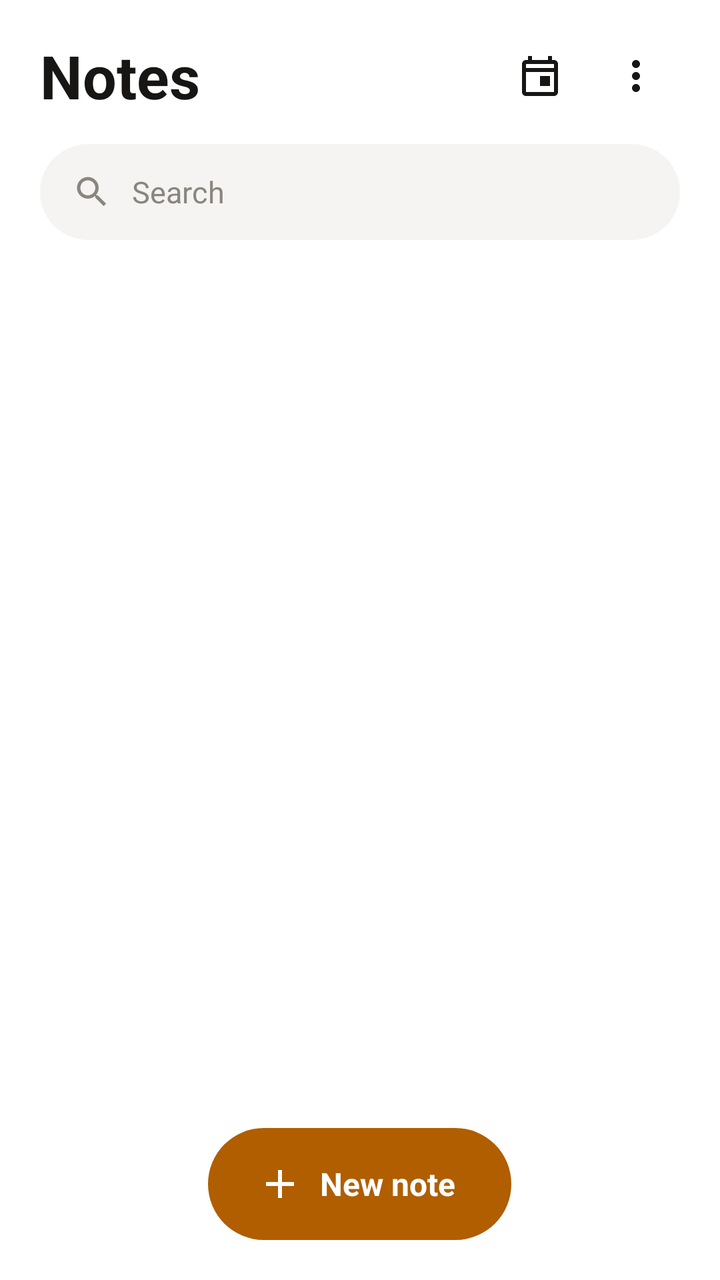
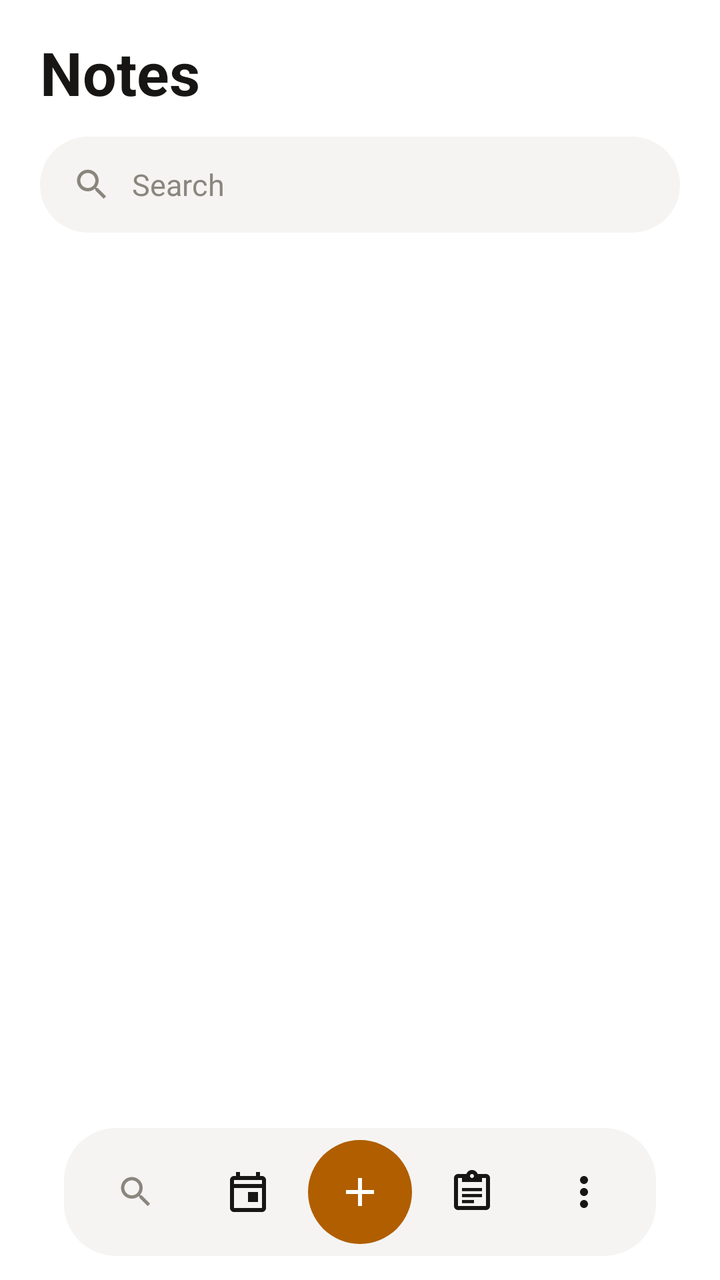

Compare the two renders of this Android layout. The source of the first and the diff that turns it into the second are given below.
<!-- AndroidManifest.xml: application theme Theme.Notlar -->
<!-- res/layout/activity_main.xml -->
<?xml version="1.0" encoding="utf-8"?>
<LinearLayout xmlns:android="http://schemas.android.com/apk/res/android"
    android:layout_width="match_parent"
    android:layout_height="match_parent"
    android:orientation="vertical"
    android:fitsSystemWindows="true">

    <LinearLayout
        android:layout_width="match_parent"
        android:layout_height="wrap_content"
        android:orientation="vertical"
        android:paddingLeft="20dp"
        android:paddingRight="20dp">

        <FrameLayout
            android:layout_width="match_parent"
            android:layout_height="wrap_content"
            android:paddingTop="16dp">

            <LinearLayout
                android:id="@+id/baslikCubugu"
                android:layout_width="match_parent"
                android:layout_height="wrap_content"
                android:gravity="center_vertical"
                android:orientation="horizontal">

                <TextView
                    android:id="@+id/baslik"
                    android:layout_width="0dp"
                    android:layout_height="wrap_content"
                    android:layout_weight="1"
                    android:text="@string/app_name"
                    android:textColor="@color/metin"
                    android:textSize="30sp"
                    android:textStyle="bold" />

                <ImageButton
                    android:id="@+id/btnGunluk"
                    android:layout_width="44dp"
                    android:layout_height="44dp"
                    android:layout_marginEnd="4dp"
                    android:background="?attr/selectableItemBackgroundBorderless"
                    android:contentDescription="@string/bugunun_notu"
                    android:src="@drawable/ic_gunluk" />

                <ImageButton
                    android:id="@+id/btnMenu"
                    android:layout_width="44dp"
                    android:layout_height="44dp"
                    android:background="?attr/selectableItemBackgroundBorderless"
                    android:contentDescription="@string/menu"
                    android:src="@drawable/ic_menu" />
            </LinearLayout>

            <LinearLayout
                android:id="@+id/secimCubugu"
                android:layout_width="match_parent"
                android:layout_height="48dp"
                android:baselineAligned="false"
                android:gravity="center_vertical"
                android:orientation="horizontal"
                android:visibility="gone">

                <ImageButton
                    android:id="@+id/secimKapat"
                    android:layout_width="40dp"
                    android:layout_height="40dp"
                    android:background="?attr/selectableItemBackgroundBorderless"
                    android:contentDescription="@string/kapat"
                    android:src="@drawable/ic_kapat" />

                <TextView
                    android:id="@+id/secimSayi"
                    android:layout_width="0dp"
                    android:layout_height="wrap_content"
                    android:layout_marginStart="12dp"
                    android:layout_weight="1"
                    android:textColor="@color/metin"
                    android:textSize="17sp"
                    android:textStyle="bold" />

                <ImageButton
                    android:id="@+id/secimSabitle"
                    android:layout_width="40dp"
                    android:layout_height="40dp"
                    android:background="?attr/selectableItemBackgroundBorderless"
                    android:contentDescription="@string/sabitle"
                    android:src="@drawable/ic_sabit_24" />

                <ImageButton
                    android:id="@+id/secimTasi"
                    android:layout_width="40dp"
                    android:layout_height="40dp"
                    android:background="?attr/selectableItemBackgroundBorderless"
                    android:contentDescription="@string/klasore_tasi"
                    android:src="@drawable/ic_tasi" />

                <ImageButton
                    android:id="@+id/secimPaylas"
                    android:layout_width="40dp"
                    android:layout_height="40dp"
                    android:background="?attr/selectableItemBackgroundBorderless"
                    android:contentDescription="@string/paylas"
                    android:src="@drawable/ic_paylas" />

                <ImageButton
                    android:id="@+id/secimSil"
                    android:layout_width="40dp"
                    android:layout_height="40dp"
                    android:background="?attr/selectableItemBackgroundBorderless"
                    android:contentDescription="@string/sil"
                    android:src="@drawable/ic_sil" />
            </LinearLayout>
        </FrameLayout>

        <EditText
            android:id="@+id/arama"
            android:importantForAutofill="no"
            android:layout_width="match_parent"
            android:layout_height="48dp"
            android:layout_marginTop="12dp"
            android:background="@drawable/bg_arama_pill"
            android:drawableStart="@drawable/ic_ara"
            android:drawablePadding="10dp"
            android:hint="@string/ara"
            android:imeOptions="actionSearch"
            android:inputType="text"
            android:maxLines="1"
            android:paddingLeft="16dp"
            android:paddingRight="16dp"
            android:textColor="@color/metin"
            android:textColorHint="@color/metin_ikincil"
            android:textSize="15sp" />
    </LinearLayout>

    
    <HorizontalScrollView
        android:layout_width="match_parent"
        android:layout_height="wrap_content"
        android:layout_marginTop="12dp"
        android:clipToPadding="false"
        android:paddingLeft="20dp"
        android:paddingRight="20dp"
        android:scrollbars="none">

        <LinearLayout
            android:id="@+id/klasorSatiri"
            android:layout_width="wrap_content"
            android:layout_height="wrap_content"
            android:orientation="horizontal" />
    </HorizontalScrollView>

    <FrameLayout
        android:layout_width="match_parent"
        android:layout_height="0dp"
        android:layout_weight="1"
        android:paddingLeft="20dp"
        android:paddingRight="20dp">

        <androidx.recyclerview.widget.RecyclerView
            android:id="@+id/liste"
            android:layout_width="match_parent"
            android:layout_height="match_parent"
            android:clipToPadding="false"
            android:paddingTop="16dp"
            android:paddingBottom="88dp" />

        <TextView
            android:id="@+id/bosDurum"
            android:layout_width="wrap_content"
            android:layout_height="wrap_content"
            android:layout_gravity="center"
            android:gravity="center"
            android:lineSpacingExtra="4dp"
            android:text="@string/bos_durum"
            android:textColor="@color/metin_ikincil"
            android:textSize="15sp"
            android:visibility="gone" />

        <LinearLayout
            android:id="@+id/bildirimSeridi"
            android:layout_width="match_parent"
            android:layout_height="52dp"
            android:layout_gravity="bottom"
            android:layout_marginBottom="88dp"
            android:background="@drawable/bg_serit"
            android:gravity="center_vertical"
            android:orientation="horizontal"
            android:paddingLeft="18dp"
            android:paddingRight="8dp"
            android:visibility="gone">

            <TextView
                android:id="@+id/bildirimMetin"
                android:layout_width="0dp"
                android:layout_height="wrap_content"
                android:layout_weight="1"
                android:textColor="@color/metin"
                android:textSize="14sp" />

            <TextView
                android:id="@+id/bildirimEylem"
                android:layout_width="wrap_content"
                android:layout_height="40dp"
                android:background="?attr/selectableItemBackground"
                android:gravity="center"
                android:paddingLeft="14dp"
                android:paddingRight="14dp"
                android:text="@string/geri_al"
                android:textColor="@color/vurgu"
                android:textSize="14sp"
                android:textStyle="bold" />
        </LinearLayout>

        <TextView
            android:id="@+id/btnYeni"
            android:layout_width="wrap_content"
            android:layout_height="56dp"
            android:layout_gravity="bottom|center_horizontal"
            android:layout_marginBottom="20dp"
            android:background="@drawable/bg_pill_buton"
            android:drawableStart="@drawable/ic_arti"
            android:drawablePadding="8dp"
            android:gravity="center"
            android:paddingLeft="24dp"
            android:paddingRight="28dp"
            android:text="@string/yeni_not"
            android:textColor="@color/pill_metin"
            android:textSize="16sp"
            android:textStyle="bold" />
    </FrameLayout>

</LinearLayout>
<!-- resources referenced by this layout -->
<resources>
  <color name="metin">#171614</color>
  <color name="metin_ikincil">#8A867E</color>
  <color name="pill_metin">#FFFFFF</color>
  <color name="vurgu">#B05E00</color>
  <!-- drawable bg_arama_pill (drawable) -->
  <?xml version="1.0" encoding="utf-8"?>
  <shape xmlns:android="http://schemas.android.com/apk/res/android" android:shape="rectangle">
      <solid android:color="@color/kart" />
      <corners android:radius="24dp" />
  </shape>
  <!-- drawable bg_pill_buton (drawable) -->
  <?xml version="1.0" encoding="utf-8"?>
  <shape xmlns:android="http://schemas.android.com/apk/res/android" android:shape="rectangle">
      <solid android:color="@color/vurgu" />
      <corners android:radius="28dp" />
  </shape>
  <!-- drawable bg_serit (drawable) -->
  <?xml version="1.0" encoding="utf-8"?>
  <shape xmlns:android="http://schemas.android.com/apk/res/android" android:shape="rectangle">
      <solid android:color="@color/kart" />
      <corners android:radius="16dp" />
  </shape>
  <!-- drawable ic_arti (drawable) -->
  <?xml version="1.0" encoding="utf-8"?>
  <vector xmlns:android="http://schemas.android.com/apk/res/android"
      android:width="24dp" android:height="24dp"
      android:viewportWidth="24" android:viewportHeight="24"
      android:tint="@color/pill_metin">
      <path android:fillColor="#FF000000"
          android:pathData="M19,13h-6v6h-2v-6H5v-2h6V5h2v6h6v2z"/>
  </vector>
  <!-- drawable ic_kapat (drawable) -->
  <?xml version="1.0" encoding="utf-8"?>
  <vector xmlns:android="http://schemas.android.com/apk/res/android"
      android:width="24dp" android:height="24dp"
      android:viewportWidth="24" android:viewportHeight="24"
      android:tint="@color/metin">
      <path android:fillColor="#FF000000"
          android:pathData="M19,6.41L17.59,5 12,10.59 6.41,5 5,6.41 10.59,12 5,17.59 6.41,19 12,13.41 17.59,19 19,17.59 13.41,12z"/>
  </vector>
  <!-- drawable ic_sil (drawable) -->
  <?xml version="1.0" encoding="utf-8"?>
  <vector xmlns:android="http://schemas.android.com/apk/res/android"
      android:width="24dp" android:height="24dp"
      android:viewportWidth="24" android:viewportHeight="24"
      android:tint="@color/metin">
      <path android:fillColor="#FF000000"
          android:pathData="M6,19c0,1.1 0.9,2 2,2h8c1.1,0 2,-0.9 2,-2V7H6v12zM19,4h-3.5l-1,-1h-5l-1,1H5v2h14V4z"/>
  </vector>
  <string name="app_name">Notes</string>
  <string name="ara">Search</string>
  <string name="bos_durum">No notes yet.\nTap the button below to write your first one.</string>
  <string name="bugunun_notu">Today\'s note</string>
  <string name="geri_al">Undo</string>
  <string name="kapat">Close</string>
  <string name="klasore_tasi">Move to folder</string>
  <string name="menu">Menu</string>
  <string name="paylas">Share</string>
  <string name="sabitle">Pin</string>
  <string name="sil">Delete</string>
  <string name="yeni_not">New note</string>
  <color name="kart">#F5F4F2</color>
  <color name="zemin">#FFFFFF</color>
  <!-- unchanged entries left out for length: 7 -->
</resources>

<!-- the commit's change to res/layout/activity_main.xml (unified diff, before → after) -->
@@ -17,6 +17,7 @@
             android:layout_height="wrap_content"
             android:paddingTop="16dp">
 
+            
             <LinearLayout
                 android:id="@+id/baslikCubugu"
                 android:layout_width="match_parent"
@@ -33,23 +34,6 @@
                     android:textColor="@color/metin"
                     android:textSize="30sp"
                     android:textStyle="bold" />
-
-                <ImageButton
-                    android:id="@+id/btnGunluk"
-                    android:layout_width="44dp"
-                    android:layout_height="44dp"
-                    android:layout_marginEnd="4dp"
-                    android:background="?attr/selectableItemBackgroundBorderless"
-                    android:contentDescription="@string/bugunun_notu"
-                    android:src="@drawable/ic_gunluk" />
-
-                <ImageButton
-                    android:id="@+id/btnMenu"
-                    android:layout_width="44dp"
-                    android:layout_height="44dp"
-                    android:background="?attr/selectableItemBackgroundBorderless"
-                    android:contentDescription="@string/menu"
-                    android:src="@drawable/ic_menu" />
             </LinearLayout>
 
             <LinearLayout
@@ -212,22 +196,72 @@
                 android:textStyle="bold" />
         </LinearLayout>
 
-        <TextView
-            android:id="@+id/btnYeni"
-            android:layout_width="wrap_content"
-            android:layout_height="56dp"
-            android:layout_gravity="bottom|center_horizontal"
-            android:layout_marginBottom="20dp"
-            android:background="@drawable/bg_pill_buton"
-            android:drawableStart="@drawable/ic_arti"
-            android:drawablePadding="8dp"
-            android:gravity="center"
-            android:paddingLeft="24dp"
-            android:paddingRight="28dp"
-            android:text="@string/yeni_not"
-            android:textColor="@color/pill_metin"
-            android:textSize="16sp"
-            android:textStyle="bold" />
+        
+        <LinearLayout
+            android:id="@+id/gezinmeCubugu"
+            android:layout_width="match_parent"
+            android:layout_height="64dp"
+            android:layout_gravity="bottom"
+            android:layout_marginLeft="12dp"
+            android:layout_marginRight="12dp"
+            android:layout_marginBottom="12dp"
+            android:background="@drawable/bg_arac_cubugu"
+            android:gravity="center_vertical"
+            android:orientation="horizontal"
+            android:paddingLeft="8dp"
+            android:paddingRight="8dp">
+
+            <ImageButton
+                android:id="@+id/navAra"
+                android:layout_width="0dp"
+                android:layout_height="48dp"
+                android:layout_weight="1"
+                android:background="?attr/selectableItemBackgroundBorderless"
+                android:contentDescription="@string/ara"
+                android:src="@drawable/ic_ara" />
+
+            <ImageButton
+                android:id="@+id/navGunluk"
+                android:layout_width="0dp"
+                android:layout_height="48dp"
+                android:layout_weight="1"
+                android:background="?attr/selectableItemBackgroundBorderless"
+                android:contentDescription="@string/bugunun_notu"
+                android:src="@drawable/ic_gunluk" />
+
+            <FrameLayout
+                android:layout_width="0dp"
+                android:layout_height="wrap_content"
+                android:layout_weight="1">
+
+                <ImageButton
+                    android:id="@+id/navYeni"
+                    android:layout_width="52dp"
+                    android:layout_height="52dp"
+                    android:layout_gravity="center"
+                    android:background="@drawable/bg_nav_orta"
+                    android:contentDescription="@string/yeni_not"
+                    android:src="@drawable/ic_arti" />
+            </FrameLayout>
+
+            <ImageButton
+                android:id="@+id/navSablon"
+                android:layout_width="0dp"
+                android:layout_height="48dp"
+                android:layout_weight="1"
+                android:background="?attr/selectableItemBackgroundBorderless"
+                android:contentDescription="@string/sablonlar"
+                android:src="@drawable/ic_sablon" />
+
+            <ImageButton
+                android:id="@+id/navMenu"
+                android:layout_width="0dp"
+                android:layout_height="48dp"
+                android:layout_weight="1"
+                android:background="?attr/selectableItemBackgroundBorderless"
+                android:contentDescription="@string/menu"
+                android:src="@drawable/ic_menu" />
+        </LinearLayout>
     </FrameLayout>
 
 </LinearLayout>
<!-- resource entries referenced after the edit -->
@@ -4,17 +4,22 @@
   <color name="metin_ikincil">#8A867E</color>
   <color name="pill_metin">#FFFFFF</color>
   <color name="vurgu">#B05E00</color>
+  <!-- drawable bg_arac_cubugu (drawable) -->
+  <?xml version="1.0" encoding="utf-8"?>
+  <shape xmlns:android="http://schemas.android.com/apk/res/android" android:shape="rectangle">
+      <solid android:color="@color/kart" />
+      <corners android:radius="26dp" />
+  </shape>
   <!-- drawable bg_arama_pill (drawable) -->
   <?xml version="1.0" encoding="utf-8"?>
   <shape xmlns:android="http://schemas.android.com/apk/res/android" android:shape="rectangle">
       <solid android:color="@color/kart" />
       <corners android:radius="24dp" />
   </shape>
-  <!-- drawable bg_pill_buton (drawable) -->
+  <!-- drawable bg_nav_orta (drawable) -->
   <?xml version="1.0" encoding="utf-8"?>
-  <shape xmlns:android="http://schemas.android.com/apk/res/android" android:shape="rectangle">
+  <shape xmlns:android="http://schemas.android.com/apk/res/android" android:shape="oval">
       <solid android:color="@color/vurgu" />
-      <corners android:radius="28dp" />
   </shape>
   <!-- drawable bg_serit (drawable) -->
   <?xml version="1.0" encoding="utf-8"?>
@@ -40,6 +45,17 @@
       <path android:fillColor="#FF000000"
           android:pathData="M19,6.41L17.59,5 12,10.59 6.41,5 5,6.41 10.59,12 5,17.59 6.41,19 12,13.41 17.59,19 19,17.59 13.41,12z"/>
   </vector>
+  <!-- drawable ic_sablon (drawable) -->
+  <?xml version="1.0" encoding="utf-8"?>
+  <vector xmlns:android="http://schemas.android.com/apk/res/android"
+      android:width="24dp" android:height="24dp"
+      android:viewportWidth="24" android:viewportHeight="24"
+      android:tint="@color/metin">
+      <path android:fillColor="#FF000000"
+          android:pathData="M19,3h-4.18C14.4,1.84 13.3,1 12,1c-1.3,0 -2.4,0.84 -2.82,2H5c-1.1,0 -2,0.9 -2,2v14c0,1.1 0.9,2 2,2h14c1.1,0 2,-0.9 2,-2V5c0,-1.1 -0.9,-2 -2,-2zM12,3c0.55,0 1,0.45 1,1s-0.45,1 -1,1 -1,-0.45 -1,-1 0.45,-1 1,-1zM19,19H5V5h2v2h10V5h2v14z"/>
+      <path android:fillColor="#FF000000"
+          android:pathData="M7,10h10v1.6H7zM7,13h10v1.6H7zM7,16h6v1.6H7z"/>
+  </vector>
   <!-- drawable ic_sil (drawable) -->
   <?xml version="1.0" encoding="utf-8"?>
   <vector xmlns:android="http://schemas.android.com/apk/res/android"
@@ -59,6 +75,7 @@
   <string name="menu">Menu</string>
   <string name="paylas">Share</string>
   <string name="sabitle">Pin</string>
+  <string name="sablonlar">Templates</string>
   <string name="sil">Delete</string>
   <string name="yeni_not">New note</string>
   <color name="kart">#F5F4F2</color>
